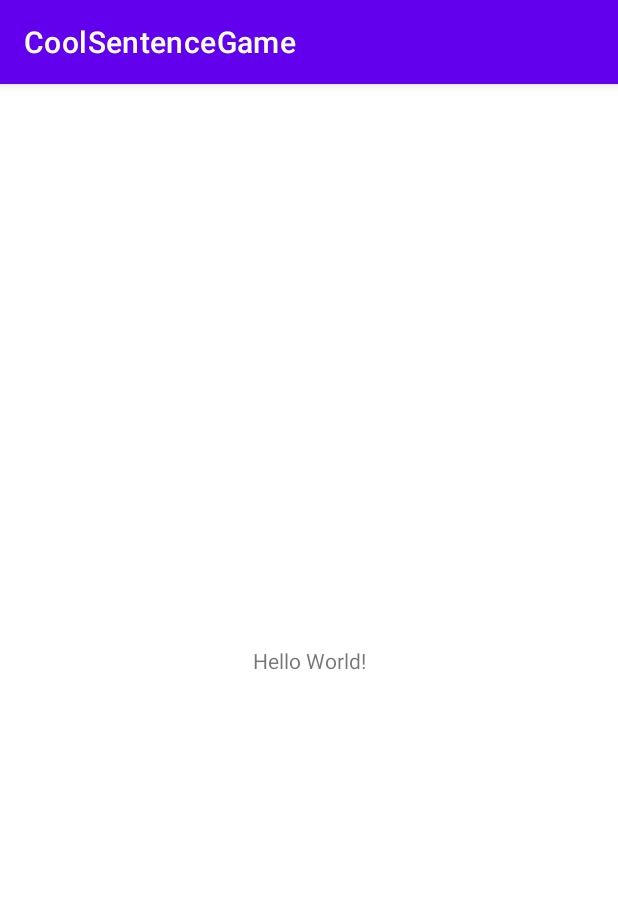
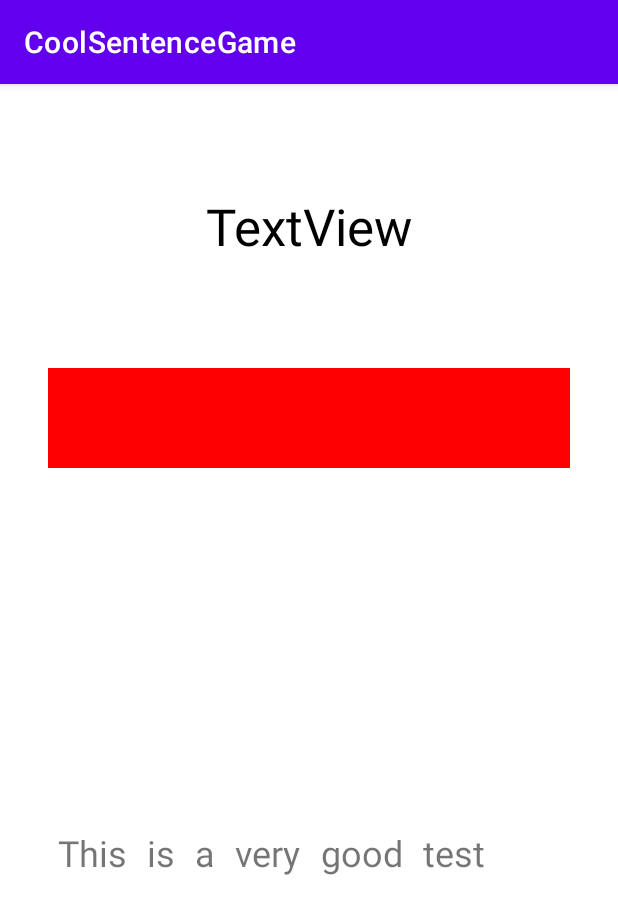
Before and after one commit to 09Deep/CoolSentenceGame, an Android app: the screen it shows after launch (MainActivity before the commit, Game after it), on a phone screen of 412 x 824 dp. Shown: the top 914 px of the screen. Run offline under Robolectric (Android 15) with nearby library versions, the phone set to English and light mode, and no system bars.

Commit message:
Very basic dragging and dropping implemented
Shockingly, dragging and dropping is behaving. Very basic functionality
so far and will require lots of refinement.

```diff
--- a/app/src/main/java/com/coolsentencegame/Game.java
+++ b/app/src/main/java/com/coolsentencegame/Game.java
@@ -1,14 +1,243 @@
 package com.coolsentencegame;
 
+import androidx.annotation.RequiresApi;
 import androidx.appcompat.app.AppCompatActivity;
 
+import android.content.ClipData;
+import android.content.ClipDescription;
+import android.graphics.Canvas;
+import android.graphics.Color;
+import android.graphics.Point;
+import android.graphics.drawable.ColorDrawable;
+import android.graphics.drawable.Drawable;
+import android.os.Build;
 import android.os.Bundle;
+import android.util.Log;
+import android.view.DragEvent;
+import android.view.View;
+import android.widget.LinearLayout;
+import android.widget.TextView;
+
+import java.util.ArrayList;
+import java.util.Collections;
+
+
 
 public class Game extends AppCompatActivity {
 
+    private String testString;
+    private ArrayList<String> tokens;
+
+    private LinearLayout topLayout;
+    private LinearLayout btmLayout;
+    private TextView textStatus;
+
+    @RequiresApi(api = Build.VERSION_CODES.N)
     @Override
     protected void onCreate(Bundle savedInstanceState) {
         super.onCreate(savedInstanceState);
         setContentView(R.layout.activity_game);
+
+        tokens = new ArrayList<>();
+
+        topLayout = (LinearLayout)findViewById(R.id.topLayout);
+        btmLayout = (LinearLayout)findViewById(R.id.btmLayout);
+        textStatus = (TextView)findViewById(R.id.textStatus);
+
+        // This will be replaced buy the database stuff
+        testString = "This is a very good test";
+
+        Collections.addAll(tokens, testString.split(" "));
+
+        for(String s : tokens) {
+            TextView tv = new TextView(this);
+            tv.setText(s);
+            tv.setPadding(10,10,10,10);
+            tv.setTextSize(24);
+
+            tv.setOnLongClickListener(v -> {
+                ClipData.Item item = new ClipData.Item((CharSequence) s);
+                ClipData dragData = new ClipData(
+                        (CharSequence) s,
+                        new String[] {ClipDescription.MIMETYPE_TEXT_PLAIN},
+                        item
+                );
+
+                View.DragShadowBuilder shadow = new MyDragShadowBuilder(tv);
+
+                v.startDragAndDrop(dragData, shadow, null, 0);
+                System.out.println("fuck face fucker");
+                return true;
+            });
+
+
+
+
+            btmLayout.addView(tv);
+        }
+
+        for(String s : tokens) {
+            LinearLayout layout = new LinearLayout(this);
+            layout.setMinimumWidth(250);
+            layout.setMinimumHeight(100);
+            layout.setBackgroundColor(Color.RED);
+            layout.setPadding(10,10,10,10);
+            topLayout.addView(layout);
+
+            // Set the drag event listener for the View.
+            layout.setOnDragListener( (v, e) -> {
+
+                // Handles each of the expected events.
+                switch(e.getAction()) {
+
+                    case DragEvent.ACTION_DRAG_STARTED:
+
+                        // Determines if this View can accept the dragged data.
+                        if (e.getClipDescription().hasMimeType(ClipDescription.MIMETYPE_TEXT_PLAIN)) {
+
+                            // As an example of what your application might do, applies a blue color tint
+                            // to the View to indicate that it can accept data.
+                            ((LinearLayout)v).setBackgroundColor(Color.RED);
+
+                            // Invalidate the view to force a redraw in the new tint.
+                            v.invalidate();
+
+                            // Returns true to indicate that the View can accept the dragged data.
+                            return true;
+                        }
+
+                        // Returns false to indicate that, during the current drag and drop operation,
+                        // this View will not receive events again until ACTION_DRAG_ENDED is sent.
+                        return false;
+
+                    case DragEvent.ACTION_DRAG_ENTERED:
+
+                        // Applies a green tint to the View.
+                        ((LinearLayout)v).setBackgroundColor(Color.GREEN);
+
+                        // Invalidates the view to force a redraw in the new tint.
+                        v.invalidate();
+
+                        // Returns true; the value is ignored.
+                        return true;
+
+                    case DragEvent.ACTION_DRAG_LOCATION:
+
+                        // Ignore the event.
+                        return true;
+
+                    case DragEvent.ACTION_DRAG_EXITED:
+
+                        // Resets the color tint to blue.
+                        ((LinearLayout)v).setBackgroundColor(Color.BLUE);
+
+                        // Invalidates the view to force a redraw in the new tint.
+                        v.invalidate();
+
+                        // Returns true; the value is ignored.
+                        return true;
+
+                    case DragEvent.ACTION_DROP:
+
+                        // Gets the item containing the dragged data.
+                        ClipData.Item item = e.getClipData().getItemAt(0);
+
+                        // Gets the text data from the item.
+                        CharSequence dragData = item.getText();
+
+                        // Displays a message containing the dragged data.
+//                        Toast.makeText(this, "Dragged data is " + dragData, Toast.LENGTH_LONG).show();
+                        textStatus.setText("Dragged data is [" + dragData + "]");
+
+                        // Invalidates the view to force a redraw.
+                        v.invalidate();
+
+                        // Returns true. DragEvent.getResult() will return true.
+                        return true;
+
+                    case DragEvent.ACTION_DRAG_ENDED:
+
+                        // Turns off any color tinting.
+//                        ((TextView)v).clearColorFilter();
+
+                        // Invalidates the view to force a redraw.
+                        v.invalidate();
+
+                        // Does a getResult(), and displays what happened.
+                        if (e.getResult()) {
+//                            TextView t2 = new TextView(this);
+//                            t2.setText("FUCK YOU");
+//                            btmLayout.addView(t2);
+                            System.out.println("DROP");
+                        } else {
+//                            Toast.makeText(this, "The drop didn't work.", Toast.LENGTH_LONG).show();
+                        }
+
+                        // Returns true; the value is ignored.
+                        return true;
+
+                    // An unknown action type was received.
+                    default:
+                        Log.e("DragDrop Example","Unknown action type received by View.OnDragListener.");
+                        break;
+                }
+
+                return false;
+
+            });
+        }
+
+    }
+
+    private static class MyDragShadowBuilder extends View.DragShadowBuilder {
+
+        // The drag shadow image, defined as a drawable object.
+        private static Drawable shadow;
+
+        // Constructor
+        public MyDragShadowBuilder(View v) {
+
+            // Stores the View parameter.
+            super(v);
+
+            // Creates a draggable image that fills the Canvas provided by the system.
+            shadow = new ColorDrawable(Color.LTGRAY);
+        }
+
+        // Defines a callback that sends the drag shadow dimensions and touch point
+        // back to the system.
+        @Override
+        public void onProvideShadowMetrics (Point size, Point touch) {
+
+            // Defines local variables
+            int width, height;
+
+            // Set the width of the shadow to half the width of the original View.
+            width = getView().getWidth();
+
+            // Set the height of the shadow to half the height of the original View.
+            height = getView().getHeight();
+
+            // The drag shadow is a ColorDrawable. This sets its dimensions to be the
+            // same as the Canvas that the system provides. As a result, the drag shadow
+            // fills the Canvas.
+            shadow.setBounds(0, 0, width, height);
+
+            // Set the size parameter's width and height values. These get back to the
+            // system through the size parameter.
+            size.set(width, height);
+
+            // Set the touch point's position to be in the middle of the drag shadow.
+            touch.set(width / 2, height / 2);
+        }
+
+        // Defines a callback that draws the drag shadow in a Canvas that the system
+        // constructs from the dimensions passed to onProvideShadowMetrics().
+        @Override
+        public void onDrawShadow(Canvas canvas) {
+
+            // Draw the ColorDrawable on the Canvas passed in from the system.
+            shadow.draw(canvas);
+        }
     }
 }
--- a/app/src/main/java/com/coolsentencegame/MainActivity.java
+++ b/app/src/main/java/com/coolsentencegame/MainActivity.java
@@ -2,6 +2,7 @@ package com.coolsentencegame;
 
 import androidx.appcompat.app.AppCompatActivity;
 
+import android.content.Intent;
 import android.os.Bundle;
 
 public class MainActivity extends AppCompatActivity {
@@ -9,6 +10,7 @@ public class MainActivity extends AppCompatActivity {
     @Override
     protected void onCreate(Bundle savedInstanceState) {
         super.onCreate(savedInstanceState);
-        setContentView(R.layout.activity_main);
+//        setContentView(R.layout.activity_main);
+        startActivity(new Intent(MainActivity.this, Game.class));
     }
 }
--- a/app/src/main/res/layout/activity_game.xml
+++ b/app/src/main/res/layout/activity_game.xml
@@ -6,4 +6,40 @@
     android:layout_height="match_parent"
     tools:context=".Game">
 
+    <LinearLayout
+        android:id="@+id/btmLayout"
+        android:layout_width="0dp"
+        android:layout_height="wrap_content"
+        android:layout_marginStart="32dp"
+        android:layout_marginEnd="32dp"
+        android:orientation="horizontal"
+        app:layout_constraintBottom_toBottomOf="parent"
+        app:layout_constraintEnd_toEndOf="parent"
+        app:layout_constraintStart_toStartOf="parent"
+        app:layout_constraintTop_toBottomOf="@+id/topLayout"/>
+
+    <LinearLayout
+        android:id="@+id/topLayout"
+        android:layout_width="0dp"
+        android:layout_height="wrap_content"
+        android:layout_marginStart="32dp"
+        android:layout_marginEnd="32dp"
+        android:orientation="horizontal"
+        app:layout_constraintBottom_toBottomOf="parent"
+        app:layout_constraintEnd_toEndOf="parent"
+        app:layout_constraintStart_toStartOf="parent"
+        app:layout_constraintTop_toTopOf="parent"
+        app:layout_constraintVertical_bias="0.26999998"/>
+
+    <TextView
+        android:id="@+id/textStatus"
+        android:layout_width="wrap_content"
+        android:layout_height="wrap_content"
+        android:text="TextView"
+        android:textColor="#000000"
+        android:textSize="34sp"
+        app:layout_constraintBottom_toTopOf="@+id/topLayout"
+        app:layout_constraintEnd_toEndOf="parent"
+        app:layout_constraintStart_toStartOf="parent"
+        app:layout_constraintTop_toTopOf="parent" />
 </androidx.constraintlayout.widget.ConstraintLayout>
```
